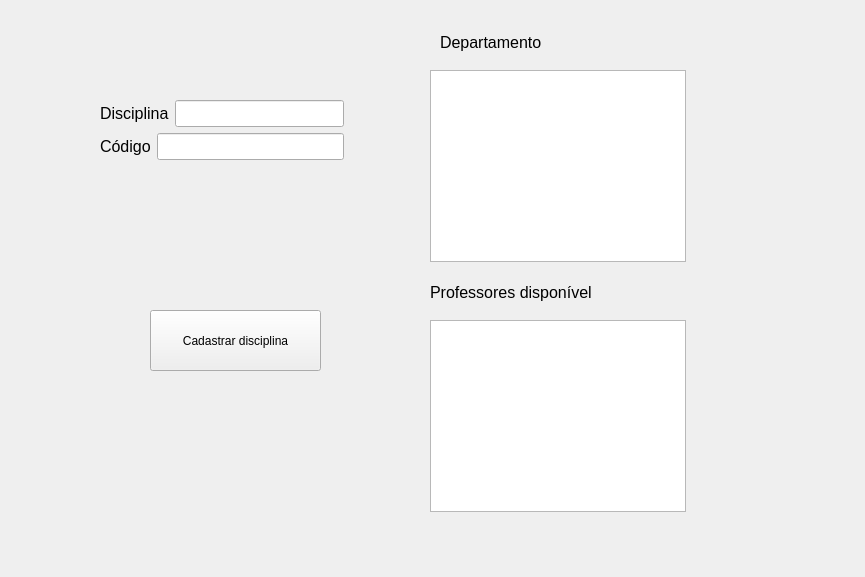
This is departamento/gui/cadastradisciplina.ui in PedroWegner/projeto_final_desktop as Qt 5 draws it before an edit. The edited form follows.
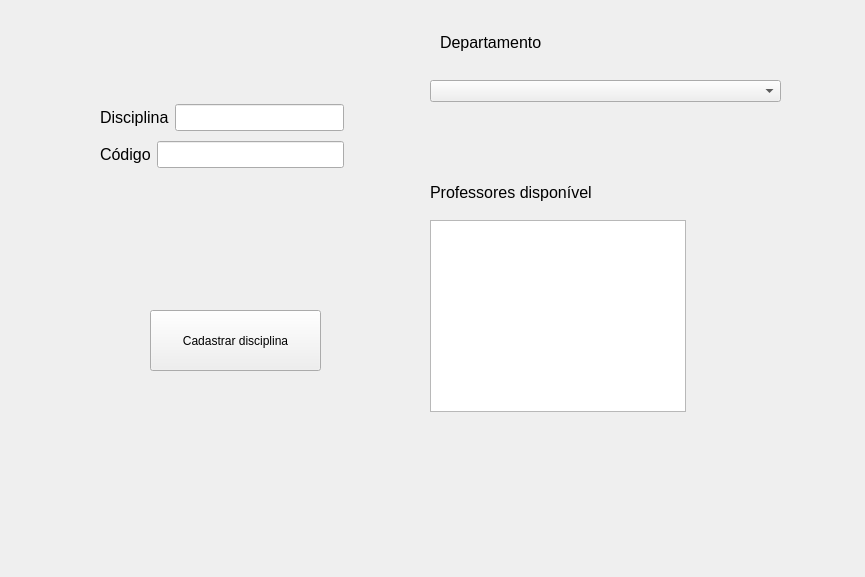
This is the edited form.

Diff of the .ui file:
```diff
--- a/departamento/gui/cadastradisciplina.ui
+++ b/departamento/gui/cadastradisciplina.ui
@@ -35,8 +35,8 @@
    <property name="geometry">
     <rect>
      <x>430</x>
-     <y>280</y>
-     <width>181</width>
+     <y>180</y>
+     <width>321</width>
      <height>25</height>
     </rect>
    </property>
@@ -62,36 +62,23 @@
     <string>Cadastrar disciplina</string>
    </property>
   </widget>
-  <widget class="QListWidget" name="departamento_input">
-   <property name="geometry">
-    <rect>
-     <x>430</x>
-     <y>70</y>
-     <width>256</width>
-     <height>192</height>
-    </rect>
-   </property>
-   <property name="selectionBehavior">
-    <enum>QAbstractItemView::SelectItems</enum>
-   </property>
-  </widget>
   <widget class="QListWidget" name="professor_input">
    <property name="geometry">
     <rect>
      <x>430</x>
-     <y>320</y>
+     <y>220</y>
      <width>256</width>
      <height>192</height>
     </rect>
    </property>
   </widget>
-  <widget class="QWidget" name="">
+  <widget class="QWidget" name="layoutWidget">
    <property name="geometry">
     <rect>
      <x>100</x>
      <y>100</y>
      <width>244</width>
-     <height>62</height>
+     <height>73</height>
     </rect>
    </property>
    <layout class="QVBoxLayout" name="verticalLayout">
@@ -147,6 +134,16 @@
     </item>
    </layout>
   </widget>
+  <widget class="QComboBox" name="departamento_input">
+   <property name="geometry">
+    <rect>
+     <x>430</x>
+     <y>80</y>
+     <width>351</width>
+     <height>22</height>
+    </rect>
+   </property>
+  </widget>
  </widget>
  <resources/>
  <connections/>
```
